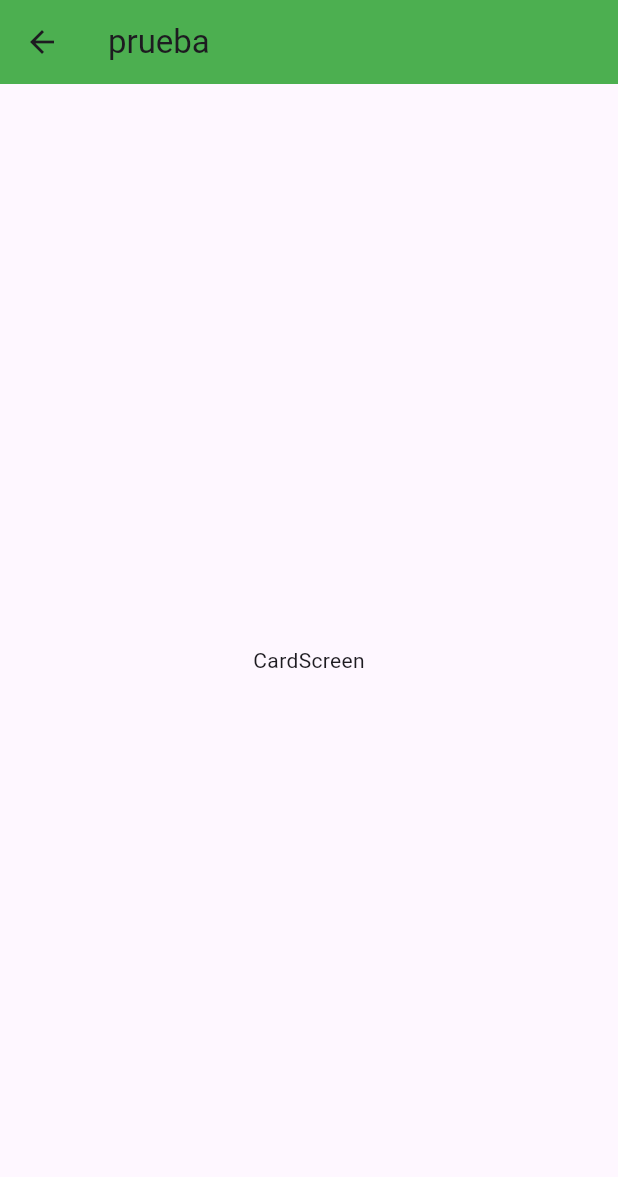
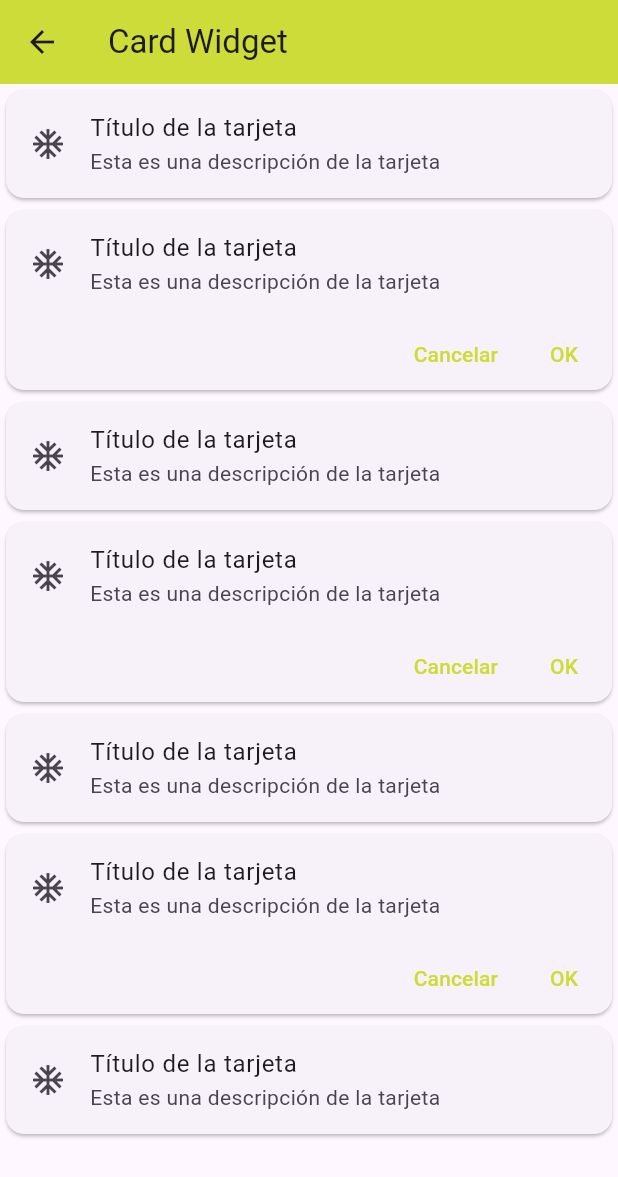
Before and after one commit to Odenfis/flutter_components, a Flutter app: the CardScreen screen opened by its route, on a phone screen of 412 x 824 dp. Shown: the top 1177 px of the screen. Run offline on Flutter 3.47's test engine with Material 3 defaults, Android fonts, the phone set to English and light mode, and no system bars.

Commit message:
281024Update2

```diff
--- a/lib/screens/card_screen.dart
+++ b/lib/screens/card_screen.dart
@@ -1,4 +1,5 @@
 import 'package:flutter/material.dart';
+import '../widgets/widget.dart';
 
 class CardScreen extends StatelessWidget {
 
@@ -8,11 +9,20 @@ class CardScreen extends StatelessWidget {
   Widget build(BuildContext context) {
     return Scaffold(
       appBar: AppBar(
-        title: const Text('prueba'),
+        title: const Text('Card Widget'),
       ),
-      body: const Center(
-         child: Text('CardScreen'),
-      ),
+      body: ListView(
+        children: const [
+          CustomCardType1(),
+          CustomCardType2(),
+          CustomCardType1(),
+          CustomCardType2(),
+          CustomCardType1(),
+          CustomCardType2(),
+          CustomCardType1(),
+
+        ],
+      )
     );
   }
 }
--- a/lib/screens/home_screen.dart
+++ b/lib/screens/home_screen.dart
@@ -1,5 +1,6 @@
 //import 'package:fl_cmpuno/screens/alert_screen.dart';
 import 'package:fl_cmpuno/router/app_routes.dart';
+import 'package:fl_cmpuno/themes/app_theme.dart';
 import 'package:flutter/material.dart';
 
 class HomeScreen extends StatelessWidget {
@@ -20,10 +21,13 @@ class HomeScreen extends StatelessWidget {
       ),
       body: ListView.separated(
         itemBuilder:(context, index) => ListTile(
-          leading: Icon(AppRoutes.menuOptions[index].icon),
+          leading: Icon(
+            AppRoutes.menuOptions[index].icon,
+            color: AppTheme.primary,
+            ),
           title: Text(AppRoutes.menuOptions[index].name),
           trailing: const Icon(Icons.arrow_circle_down,
-                        color: Colors.indigo,),
+                        color: AppTheme.primary),
           onTap: () {
             //final ruta = MaterialPageRoute(builder:(context) => const AlertScreen());
             //Navigator.push(context, ruta);
--- a/lib/screens/listview2_screen.dart
+++ b/lib/screens/listview2_screen.dart
@@ -13,9 +13,6 @@ class ListView2Screen extends StatelessWidget {
         //backgroundColor: Colors.indigoAccent,
         title: const Text(
           'ListView Parte 2',
-          style: TextStyle(
-            color: Colors.white
-          ),
           ),
       ),
       body: ListView.separated(
--- a/lib/themes/app_theme.dart
+++ b/lib/themes/app_theme.dart
@@ -1,11 +1,26 @@
 import 'package:flutter/material.dart';
 
 class AppTheme{
-  static const Color primary = Colors.green;
+  static const Color primary = Colors.lime;
+  static const Color primary2 = Colors.orange;
   static final ThemeData lighTheme = ThemeData(
     primaryColor: primary,
     appBarTheme: const AppBarTheme(
       color: primary
+    ),
+    textButtonTheme: TextButtonThemeData(
+      style: TextButton.styleFrom(
+        foregroundColor: primary
+      )
+    )
+  );
+  static final ThemeData darkTheme = ThemeData.dark().copyWith(
+    scaffoldBackgroundColor: Colors.black,
+    appBarTheme: const AppBarTheme(
+      color: primary2,
+      iconTheme: IconThemeData(
+        color: primary2
+      )
     )
   );
 }
--- /dev/null
+++ b/lib/widgets/custom_card_type1.dart
@@ -0,0 +1,21 @@
+import 'package:flutter/material.dart';
+
+class CustomCardType1 extends StatelessWidget{
+  const CustomCardType1({super.key});
+  @override
+  Widget build(BuildContext context) {
+    return const Card(
+      child: Column(
+        children: [
+          ListTile(
+            leading: Icon(Icons.ac_unit_outlined),
+            title: Text('Título de la tarjeta'),
+            subtitle: Text(
+              'Esta es una descripción de la tarjeta'
+              ),
+          )
+        ],
+      ),
+    );
+  }
+}
--- /dev/null
+++ b/lib/widgets/custom_card_type2.dart
@@ -0,0 +1,28 @@
+import 'package:flutter/material.dart';
+
+class CustomCardType2 extends StatelessWidget{
+  const CustomCardType2({super.key});
+  @override
+  Widget build(BuildContext context) {
+    return Card(
+      child: Column(
+        children: [
+          const ListTile(
+            leading: Icon(Icons.ac_unit_outlined),
+            title: Text('Título de la tarjeta'),
+            subtitle: Text(
+              'Esta es una descripción de la tarjeta'
+              ),
+          ),
+          Row(
+            mainAxisAlignment: MainAxisAlignment.end,
+            children: [
+              TextButton(onPressed: (){}, child: const Text('Cancelar')),
+              TextButton(onPressed: (){}, child: const Text('OK'))
+            ],
+          )
+        ],
+      ),
+    );
+  }
+}
--- /dev/null
+++ b/lib/widgets/widget.dart
@@ -0,0 +1,2 @@
+export 'package:fl_cmpuno/widgets/custom_card_type2.dart';
+export 'package:fl_cmpuno/widgets/custom_card_type1.dart';
```
